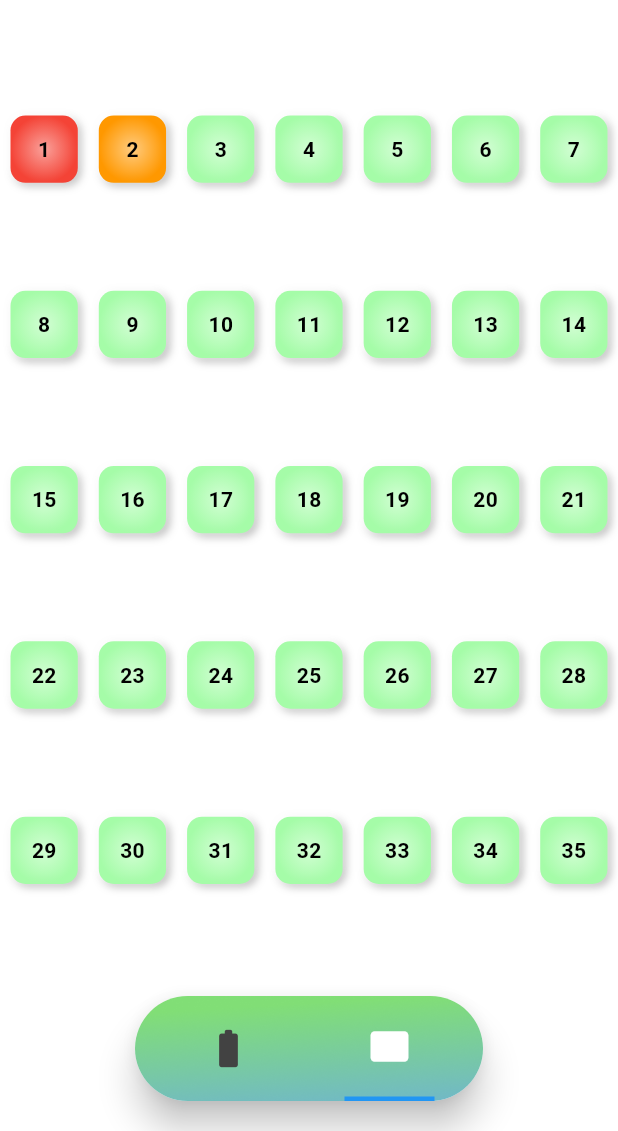
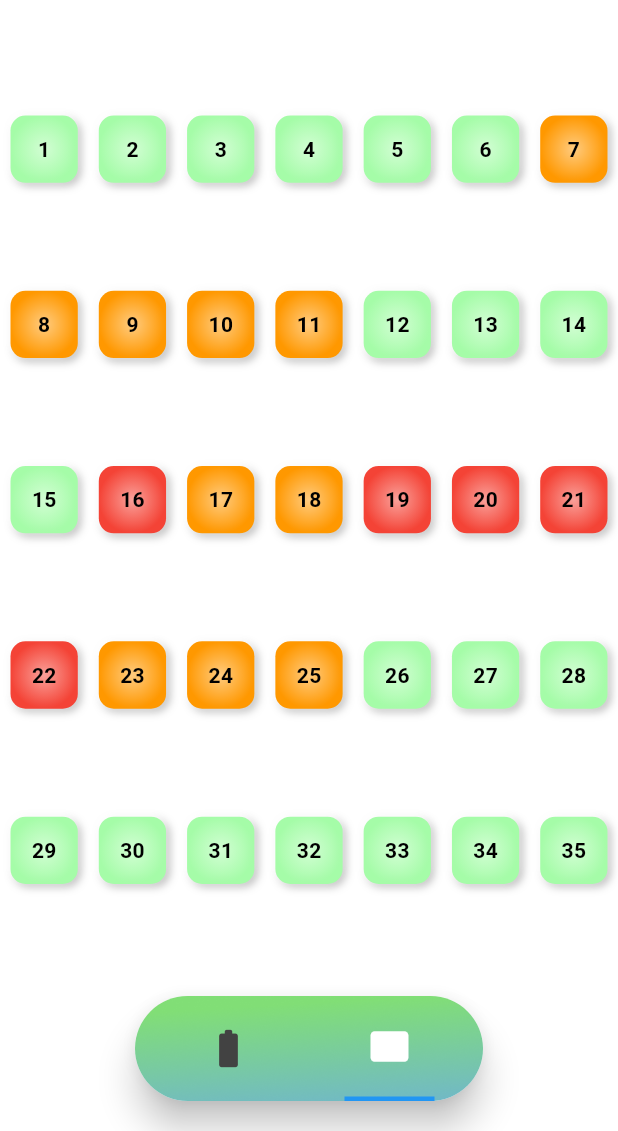
Before and after one commit to iamahmadzidan/smilesbeta00, a Flutter app: the screen it shows after launch, after a tap on the "rectangle" icon, on a phone screen of 412 x 824 dp, the part 105-1236 px from its top. Run offline on Flutter 3.47's test engine with Material 3 defaults, Android fonts, the phone set to English and light mode, and no system bars; our stand-ins replace firebase_core; accounts and stored records are empty.

Commit message:
Update batterycellpage.dart
penerapan logika rubah warna

```diff
--- a/lib/halaman/batterycellpage.dart
+++ b/lib/halaman/batterycellpage.dart
@@ -5,44 +5,23 @@ class MyBatteryCellPage extends StatelessWidget {
 
   @override
   Widget build(BuildContext context) {
-    // Define colors for each cell
-    List<Color> colors = [
-      Colors.red,
-      Colors.orange,
-      const Color.fromARGB(255, 165, 252, 168),
-      const Color.fromARGB(255, 165, 252, 168),
-      const Color.fromARGB(255, 165, 252, 168),
-      const Color.fromARGB(255, 165, 252, 168),
-      const Color.fromARGB(255, 165, 252, 168),
-      const Color.fromARGB(255, 165, 252, 168),
-      const Color.fromARGB(255, 165, 252, 168),
-      const Color.fromARGB(255, 165, 252, 168),
-      const Color.fromARGB(255, 165, 252, 168),
-      const Color.fromARGB(255, 165, 252, 168),
-      const Color.fromARGB(255, 165, 252, 168),
-      const Color.fromARGB(255, 165, 252, 168),
-      const Color.fromARGB(255, 165, 252, 168),
-      const Color.fromARGB(255, 165, 252, 168),
-      const Color.fromARGB(255, 165, 252, 168),
-      const Color.fromARGB(255, 165, 252, 168),
-      const Color.fromARGB(255, 165, 252, 168),
-      const Color.fromARGB(255, 165, 252, 168),
-      const Color.fromARGB(255, 165, 252, 168),
-      const Color.fromARGB(255, 165, 252, 168),
-      const Color.fromARGB(255, 165, 252, 168),
-      const Color.fromARGB(255, 165, 252, 168),
-      const Color.fromARGB(255, 165, 252, 168),
-      const Color.fromARGB(255, 165, 252, 168),
-      const Color.fromARGB(255, 165, 252, 168),
-      const Color.fromARGB(255, 165, 252, 168),
-      const Color.fromARGB(255, 165, 252, 168),
-      const Color.fromARGB(255, 165, 252, 168),
-      const Color.fromARGB(255, 165, 252, 168),
-      const Color.fromARGB(255, 165, 252, 168),
-      const Color.fromARGB(255, 165, 252, 168),
-      const Color.fromARGB(255, 165, 252, 168),
-      const Color.fromARGB(255, 165, 252, 168),
+    // Data tegangan baterai untuk setiap kotak
+    List<double> voltages = [
+      4.0, 3.5, 3.8, 4.1, 3.7, 3.3, 2.9, 3.2, 3.1, 2.7, 2.5, 3.4, 3.6, 3.9, 4.2,
+      2.4, 2.8, 2.6, 1.5, 1.0, 0.8, 0.5, 3.0, 3.1, 3.2, 3.4, 3.6, 3.8, 4.0, 4.1,
+      4.2, 3.9, 3.8, 3.7, 3.5
     ];
+
+    // Fungsi untuk menentukan warna berdasarkan tegangan
+    Color getColor(double voltage) {
+      if (voltage >= 3.3 && voltage <= 4.2) {
+        return const Color.fromARGB(255, 165, 252, 168); // Hijau (Normal)
+      } else if (voltage >= 2.5 && voltage < 3.3) {
+        return Colors.orange; // Kuning (Hati-hati)
+      } else {
+        return Colors.red; // Merah (Mati)
+      }
+    }
 
     return Center(
       child: GridView.count(
@@ -51,16 +30,31 @@ class MyBatteryCellPage extends StatelessWidget {
         crossAxisCount: 7,
         childAspectRatio: 1,
         children: [
-          for (int i = 0; i < 35; i++) // Looping 35 kali
+          for (int i = 0; i < voltages.length; i++) // Looping sesuai panjang list voltages
             InkWell(
               onTap: () {
                 showDialog(
                     context: context,
                     builder: (BuildContext context) {
+<<<<<<< Updated upstream
                       return const AlertDialog(
                           title: Text('Normal'),
                           content: Text(
                             'Tegangan 4 V\nArus 2 A\n',
+=======
+                      String status;
+                      if (voltages[i] >= 3.3 && voltages[i] <= 4.2) {
+                        status = 'Normal';
+                      } else if (voltages[i] >= 2.5 && voltages[i] < 3.3) {
+                        status = 'Hati-hati';
+                      } else {
+                        status = 'Mati';
+                      }
+                      return AlertDialog(
+                          title: Text(status),
+                          content: Text(
+                            'Tegangan: ${voltages[i]} V\nArus: 2 A\n',
+>>>>>>> Stashed changes
                             textAlign: TextAlign.center,
                           ));
                     });
@@ -74,8 +68,8 @@ class MyBatteryCellPage extends StatelessWidget {
                     center: Alignment.center,
                     radius: 0.5,
                     colors: [
-                      colors[i].withOpacity(0.5), // Transparent center color
-                      colors[i], // Solid edge color
+                      getColor(voltages[i]).withOpacity(0.5), // Transparent center color
+                      getColor(voltages[i]), // Solid edge color
                     ],
                   ),
                   borderRadius: BorderRadius.circular(10), // Rounded corners
@@ -108,3 +102,12 @@ class MyBatteryCellPage extends StatelessWidget {
     );
   }
 }
+
+void main() {
+  runApp(MaterialApp(
+    home: Scaffold(
+      appBar: AppBar(title: Text('Baterai sel')),
+      body: MyBatteryCellPage(),
+    ),
+  ));
+}
```
